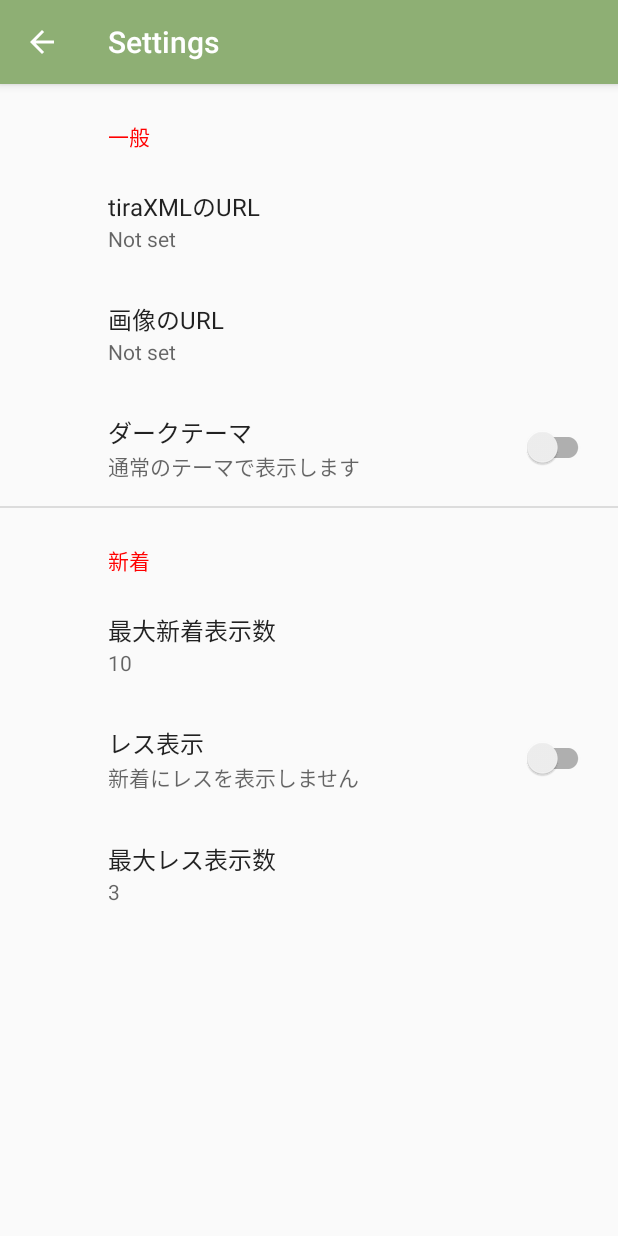
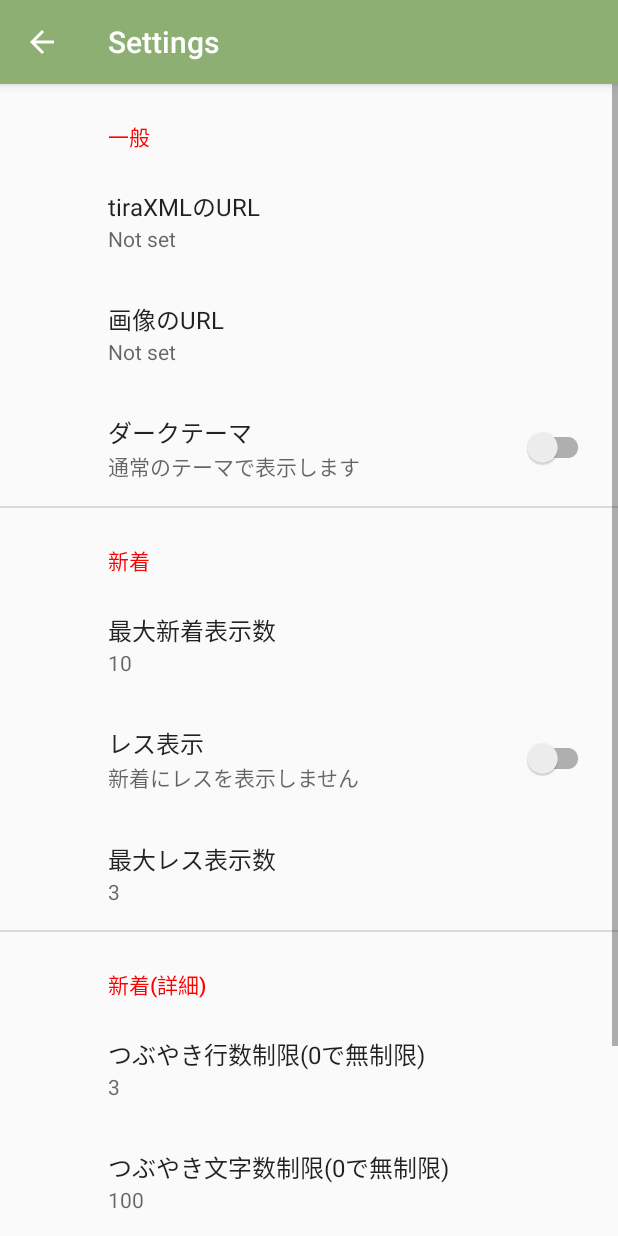
Before and after one commit to wakarikaneru/tirauraBrowser, an Android app: the screen it shows after launch (SettingsActivity), in the options menu, after a tap on "Settings", on a phone screen of 412 x 824 dp. Run offline under Robolectric (Android 15) with nearby library versions, the phone set to English and light mode, and no system bars; our stand-ins replace Picasso, androidx.preference, navigation-ui.

Commit message:
設定の反映漏れを修正

```diff
--- a/app/src/main/java/studio/wakaru/test2/ui/home/HomeFragment.java
+++ b/app/src/main/java/studio/wakaru/test2/ui/home/HomeFragment.java
@@ -41,6 +41,11 @@ public class HomeFragment extends Fragment {
     private String imgURL;
     private int replyCount;
 
+    private int entryLineLimit;
+    private int entryCountLimit;
+    private int replyLineLimit;
+    private int replyCountLimit;
+
     public View onCreateView(@NonNull LayoutInflater inflater,
                              ViewGroup container, Bundle savedInstanceState) {
 
@@ -52,6 +57,19 @@ public class HomeFragment extends Fragment {
         xmlURL = pref.getString("xml_resource", "");
         imgURL = pref.getString("img_resource", "");
         replyCount = Integer.parseInt(pref.getString("reply_count", "0"));
+
+        entryLineLimit = Integer.parseInt(pref.getString("entry_line_limit", "0"));
+        entryCountLimit = Integer.parseInt(pref.getString("entry_count_limit", "0"));
+        replyLineLimit = Integer.parseInt(pref.getString("reply_line_limit", "0"));
+        replyCountLimit = Integer.parseInt(pref.getString("reply_count_limit", "0"));
+
+        //設定の検証
+        replyCount = Math.max(0, Math.min(replyCount, 300));
+
+        entryLineLimit = Math.max(0, entryLineLimit);
+        entryCountLimit = Math.max(0, entryCountLimit);
+        replyLineLimit = Math.max(0, replyLineLimit);
+        replyCountLimit = Math.max(0, replyCountLimit);
 
         final View root = inflater.inflate(R.layout.fragment_home, container, false);
 
@@ -119,17 +137,26 @@ public class HomeFragment extends Fragment {
                     String tdata = t.getTdata();
                     String[] sa = tdata.split("\r\n|[\n\r\u2028\u2029\u0085]");
                     String tubuyaki = "";
-                    for (int i = 0; i < Math.min(3, sa.length); i++) {
+
+                    if (entryLineLimit == 0) {
+                        tubuyaki = tdata;
+                    } else {
+                        for (int i = 0; i < Math.min(entryLineLimit, sa.length); i++) {
                             if (i != 0) {
                                 tubuyaki += System.lineSeparator();
                             }
                             tubuyaki += sa[i];
                         }
+                    }
 
-                    if (100 < tubuyaki.length()) {
-                        textTdata.setText(tubuyaki.substring(0, 100) + "…");
+                    if (entryCountLimit == 0) {
+                        textTdata.setText(tubuyaki);
+                    } else {
+                        if (entryCountLimit < tubuyaki.length()) {
+                            textTdata.setText(tubuyaki.substring(0, entryCountLimit) + "…");
                         } else {
                             textTdata.setText(tubuyaki);
+                        }
                     }
 
                     textTdate.setText(t.getTdate());
@@ -176,17 +203,26 @@ public class HomeFragment extends Fragment {
                                     String tdataRes = r.getTdata();
                                     String[] saRes = tdataRes.split("\r\n|[\n\r\u2028\u2029\u0085]");
                                     String tubuyakiRes = "";
-                                    for (int i = 0; i < Math.min(2, saRes.length); i++) {
+
+                                    if (entryLineLimit == 0) {
+                                        tubuyakiRes = tdataRes;
+                                    } else {
+                                        for (int i = 0; i < Math.min(replyLineLimit, saRes.length); i++) {
                                             if (i != 0) {
                                                 tubuyakiRes += System.lineSeparator();
                                             }
                                             tubuyakiRes += saRes[i];
                                         }
+                                    }
 
-                                    if (100 < tubuyakiRes.length()) {
-                                        textRes.setText(tubuyakiRes.substring(0, 100) + "…");
+                                    if (entryLineLimit == 0) {
+                                        textRes.setText(tubuyakiRes);
+                                    } else {
+                                        if (entryCountLimit < tubuyakiRes.length()) {
+                                            textRes.setText(tubuyakiRes.substring(0, entryCountLimit) + "…");
                                         } else {
                                             textRes.setText(tubuyakiRes);
+                                        }
                                     }
 
                                     Picasso.get().load(imgURL + r.getUimg1()).into(imgURes);
--- a/app/src/main/java/studio/wakaru/test2/ui/tubuyaki/TubuyakiFragment.java
+++ b/app/src/main/java/studio/wakaru/test2/ui/tubuyaki/TubuyakiFragment.java
@@ -72,7 +72,7 @@ public class TubuyakiFragment extends Fragment {
         swipe.setOnRefreshListener(new SwipeRefreshLayout.OnRefreshListener() {
             @Override
             public void onRefresh() {
-                tubuyakiViewModel.refresh();
+                tubuyakiViewModel.refresh(getContext());
             }
         });
 
--- a/app/src/main/java/studio/wakaru/test2/util/TiraXMLMain.java
+++ b/app/src/main/java/studio/wakaru/test2/util/TiraXMLMain.java
@@ -35,7 +35,6 @@ public class TiraXMLMain {
             DocumentBuilder builder = factory.newDocumentBuilder();
             // 3. DocumentBuilderにXMLを読み込ませ、Documentを作る
             document = builder.parse(url);
-
 
         } catch (IOException e) {
             e.printStackTrace();
--- a/app/src/main/res/values/strings.xml
+++ b/app/src/main/res/values/strings.xml
@@ -8,6 +8,7 @@
     <!-- Preference Titles -->
     <string name="general_header">一般</string>
     <string name="new_header">新着</string>
+    <string name="new_detail_header">新着(詳細)</string>
 
     <!-- Messages Preferences -->
     <string name="general_xml_resource_title">tiraXMLのURL</string>
@@ -22,4 +23,9 @@
     <string name="new_reply_summary_off">新着にレスを表示しません</string>
     <string name="new_reply_count_title">最大レス表示数</string>
 
+    <string name="new_detail_entry_line_title">つぶやき行数制限(0で無制限)</string>
+    <string name="new_detail_entry_count_title">つぶやき文字数制限(0で無制限)</string>
+    <string name="new_detail_reply_line_title">レス行数制限(0で無制限)</string>
+    <string name="new_detail_reply_count_title">レス文字数制限(0で無制限)</string>
+
 </resources>
--- a/app/src/main/res/xml/root_preferences.xml
+++ b/app/src/main/res/xml/root_preferences.xml
@@ -57,11 +57,34 @@
             app:defaultValue="3"
             app:dependency="reply"
             app:entries="@array/reply_count"
-            app:entryValues="@array/reply_count"
+            app:entryValues="@array/reply_count_value"
             app:key="reply_count"
             app:title="@string/new_reply_count_title"
             app:useSimpleSummaryProvider="true" />
 
     </PreferenceCategory>
 
+    <PreferenceCategory app:title="@string/new_detail_header">
+        <EditTextPreference
+            app:defaultValue="3"
+            app:key="entry_line_limit"
+            app:title="@string/new_detail_entry_line_title"
+            app:useSimpleSummaryProvider="true" />
+        <EditTextPreference
+            app:defaultValue="100"
+            app:key="entry_count_limit"
+            app:title="@string/new_detail_entry_count_title"
+            app:useSimpleSummaryProvider="true" />
+        <EditTextPreference
+            app:defaultValue="2"
+            app:key="reply_line_limit"
+            app:title="@string/new_detail_reply_line_title"
+            app:useSimpleSummaryProvider="true" />
+        <EditTextPreference
+            app:defaultValue="100"
+            app:key="reply_count_limit"
+            app:title="@string/new_detail_reply_count_title"
+            app:useSimpleSummaryProvider="true" />
+    </PreferenceCategory>
+
 </PreferenceScreen>
```
Also changed, not shown: app/src/main/java/studio/wakaru/test2/ui/home/HomeViewModel.java (+13 -5 lines), app/src/main/java/studio/wakaru/test2/ui/tubuyaki/TubuyakiViewModel.java (+12 -6 lines). Lines whose indentation alone changed are shown as unchanged.
